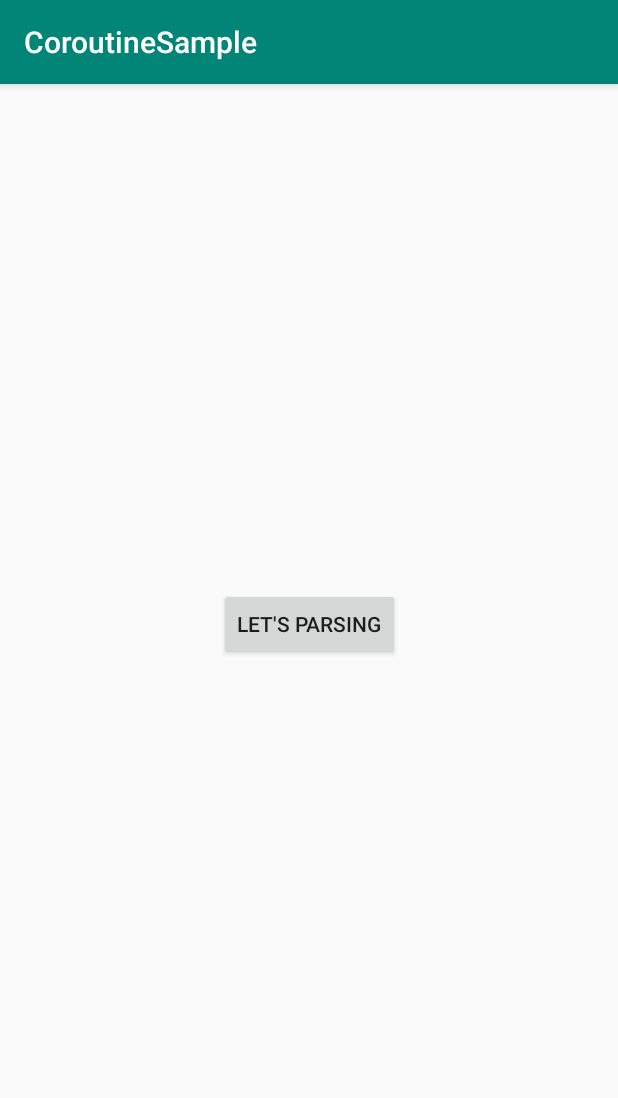
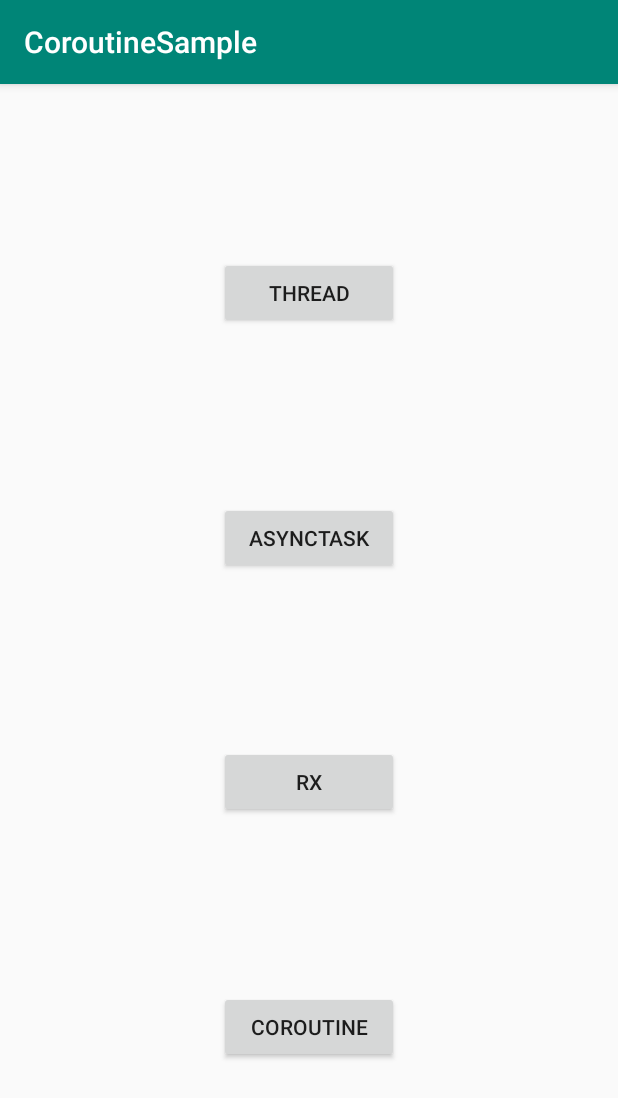
Before and after one commit to EunsilJo/CoroutineSample, an Android app: the screen it shows after launch (MainActivity), on a phone screen of 412 x 824 dp. Shown: the top 1098 px of the screen. Run offline under Robolectric (Android 15) with nearby library versions, the phone set to English and light mode, and no system bars; our stand-ins replace RxJava.

Commit message:
updated layout

```diff
--- a/app/src/main/java/com/github/eunsiljo/coroutine/MainActivity.kt
+++ b/app/src/main/java/com/github/eunsiljo/coroutine/MainActivity.kt
@@ -39,12 +39,10 @@ class MainActivity : AppCompatActivity() {
         subscribeViewModel(rxViewModel)
         subscribeViewModel(coroutineViewModel)
 
-        button.setOnClickListener {
-            //threadViewModel.getThreadResult(SLEEP_MILLIS)
-            threadViewModel.getThreadResultWithAsyncTask(SLEEP_MILLIS)
-            //rxViewModel.getRxResult(SLEEP_MILLIS)
-            //coroutineViewModel.getCoroutineResult(SLEEP_MILLIS)
-        }
+        btn_thread.setOnClickListener { threadViewModel.getThreadResult(SLEEP_MILLIS) }
+        btn_asynctask.setOnClickListener { threadViewModel.getThreadResultWithAsyncTask(SLEEP_MILLIS) }
+        btn_rx.setOnClickListener { rxViewModel.getRxResult(SLEEP_MILLIS) }
+        btn_coroutine.setOnClickListener { coroutineViewModel.getCoroutineResult(SLEEP_MILLIS) }
     }
 
     private fun subscribeViewModel(viewModel: BaseViewModel) {
--- a/app/src/main/res/layout/activity_main.xml
+++ b/app/src/main/res/layout/activity_main.xml
@@ -8,16 +8,48 @@
         tools:context=".MainActivity">
 
     <androidx.appcompat.widget.AppCompatButton
-            android:id="@+id/button"
+            android:id="@+id/btn_thread"
             android:layout_width="wrap_content"
             android:layout_height="wrap_content"
-            android:text="Let's parsing"
-            app:layout_constraintBottom_toTopOf="@id/progress"
+            android:minWidth="120dp"
+            android:text="thread"
+            app:layout_constraintBottom_toTopOf="@id/btn_asynctask"
             app:layout_constraintStart_toStartOf="parent"
             app:layout_constraintEnd_toEndOf="parent"
-            app:layout_constraintTop_toTopOf="parent"
-            app:layout_constraintVertical_chainStyle="packed"
-            app:layout_constraintVertical_bias="0.5"/>
+            app:layout_constraintTop_toTopOf="parent"/>
+
+    <androidx.appcompat.widget.AppCompatButton
+            android:id="@+id/btn_asynctask"
+            android:layout_width="wrap_content"
+            android:layout_height="wrap_content"
+            android:minWidth="120dp"
+            android:text="asynctask"
+            app:layout_constraintBottom_toTopOf="@id/btn_rx"
+            app:layout_constraintStart_toStartOf="parent"
+            app:layout_constraintEnd_toEndOf="parent"
+            app:layout_constraintTop_toBottomOf="@id/btn_thread"/>
+
+    <androidx.appcompat.widget.AppCompatButton
+            android:id="@+id/btn_rx"
+            android:layout_width="wrap_content"
+            android:layout_height="wrap_content"
+            android:minWidth="120dp"
+            android:text="rx"
+            app:layout_constraintBottom_toTopOf="@id/btn_coroutine"
+            app:layout_constraintStart_toStartOf="parent"
+            app:layout_constraintEnd_toEndOf="parent"
+            app:layout_constraintTop_toBottomOf="@id/btn_asynctask"/>
+
+    <androidx.appcompat.widget.AppCompatButton
+            android:id="@+id/btn_coroutine"
+            android:layout_width="wrap_content"
+            android:layout_height="wrap_content"
+            android:minWidth="120dp"
+            android:text="coroutine"
+            app:layout_constraintBottom_toBottomOf="parent"
+            app:layout_constraintStart_toStartOf="parent"
+            app:layout_constraintEnd_toEndOf="parent"
+            app:layout_constraintTop_toBottomOf="@id/btn_rx"/>
 
     <ProgressBar
             android:id="@+id/progress"
@@ -28,6 +60,5 @@
             app:layout_constraintBottom_toBottomOf="parent"
             app:layout_constraintStart_toStartOf="parent"
             app:layout_constraintEnd_toEndOf="parent"
-            app:layout_constraintTop_toBottomOf="@id/button"
-            app:layout_constraintVertical_chainStyle="packed"/>
+            app:layout_constraintTop_toTopOf="parent"/>
 </androidx.constraintlayout.widget.ConstraintLayout>
```
